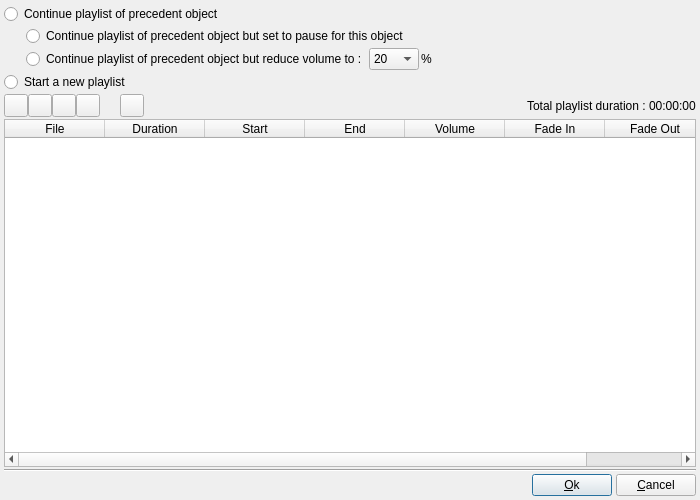
Old version of the form DlgMusicProperties.ui in the repository boenki/ffdiaporama.
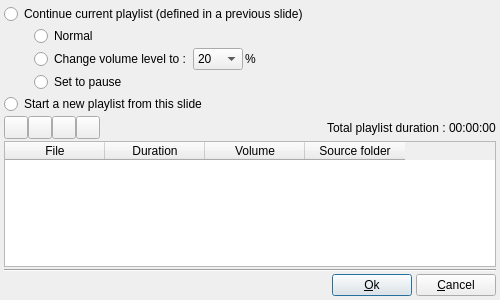
New version of the form. Icons and pictures are not drawn.

Patch:
```diff
--- a/DlgMusicProperties.ui
+++ b/DlgMusicProperties.ui
@@ -6,14 +6,14 @@
    <rect>
     <x>0</x>
     <y>0</y>
-    <width>700</width>
-    <height>500</height>
+    <width>500</width>
+    <height>300</height>
    </rect>
   </property>
   <property name="minimumSize">
    <size>
-    <width>700</width>
-    <height>500</height>
+    <width>500</width>
+    <height>300</height>
    </size>
   </property>
   <property name="font">
@@ -34,93 +34,35 @@
    <item>
     <widget class="QRadioButton" name="SameMusicRD">
      <property name="text">
-      <string>Continue playlist of precedent object</string>
+      <string>Continue current playlist (defined in a previous slide)</string>
      </property>
     </widget>
    </item>
    <item>
-    <layout class="QHBoxLayout" name="horizontalLayout_4">
-     <property name="spacing">
-      <number>2</number>
+    <layout class="QGridLayout" name="gridLayout">
+     <property name="leftMargin">
+      <number>30</number>
      </property>
-     <property name="margin">
+     <property name="topMargin">
       <number>0</number>
      </property>
-     <item>
-      <widget class="QLabel" name="label_2">
-       <property name="sizePolicy">
-        <sizepolicy hsizetype="Fixed" vsizetype="Preferred">
-         <horstretch>0</horstretch>
-         <verstretch>0</verstretch>
-        </sizepolicy>
-       </property>
-       <property name="minimumSize">
-        <size>
-         <width>20</width>
-         <height>0</height>
-        </size>
-       </property>
-       <property name="maximumSize">
-        <size>
-         <width>20</width>
-         <height>16777215</height>
-        </size>
-       </property>
-       <property name="text">
-        <string notr="true"/>
-       </property>
-      </widget>
-     </item>
-     <item>
-      <widget class="QRadioButton" name="SameMusicPauseRD">
-       <property name="text">
-        <string>Continue playlist of precedent object but set to pause for this object</string>
-       </property>
-      </widget>
-     </item>
-    </layout>
-   </item>
-   <item>
-    <layout class="QHBoxLayout" name="horizontalLayout_3">
-     <property name="spacing">
-      <number>2</number>
+     <property name="rightMargin">
+      <number>0</number>
      </property>
-     <property name="margin">
+     <property name="bottomMargin">
       <number>0</number>
      </property>
-     <item>
-      <widget class="QLabel" name="label">
-       <property name="sizePolicy">
-        <sizepolicy hsizetype="Fixed" vsizetype="Preferred">
-         <horstretch>0</horstretch>
-         <verstretch>0</verstretch>
-        </sizepolicy>
-       </property>
-       <property name="minimumSize">
-        <size>
-         <width>20</width>
-         <height>0</height>
-        </size>
-       </property>
-       <property name="maximumSize">
-        <size>
-         <width>20</width>
-         <height>16777215</height>
-        </size>
-       </property>
-       <property name="text">
-        <string notr="true"/>
-       </property>
-      </widget>
-     </item>
-     <item>
+     <property name="spacing">
+      <number>2</number>
+     </property>
+     <item row="1" column="0">
       <widget class="QRadioButton" name="SameMusicReduceVolumeRD">
        <property name="text">
-        <string>Continue playlist of precedent object but reduce volume to :</string>
+        <string>Change volume level to :</string>
        </property>
       </widget>
      </item>
-     <item>
+     <item row="1" column="1">
       <widget class="QComboBox" name="VolumeReductionFactorCB">
        <property name="sizePolicy">
         <sizepolicy hsizetype="Fixed" vsizetype="Fixed">
@@ -190,7 +132,7 @@
        </item>
       </widget>
      </item>
-     <item>
+     <item row="1" column="2">
       <widget class="QLabel" name="label_3">
        <property name="sizePolicy">
         <sizepolicy hsizetype="Expanding" vsizetype="Preferred">
@@ -203,12 +145,32 @@
        </property>
       </widget>
      </item>
+     <item row="2" column="0" colspan="3">
+      <widget class="QRadioButton" name="SameMusicPauseRD">
+       <property name="text">
+        <string>Set to pause</string>
+       </property>
+       <attribute name="buttonGroup">
+        <string>buttonGroup_2</string>
+       </attribute>
+      </widget>
+     </item>
+     <item row="0" column="0" colspan="3">
+      <widget class="QRadioButton" name="SameMusicNormalRD">
+       <property name="text">
+        <string>Normal</string>
+       </property>
+       <attribute name="buttonGroup">
+        <string>buttonGroup_2</string>
+       </attribute>
+      </widget>
+     </item>
     </layout>
    </item>
    <item>
     <widget class="QRadioButton" name="NewMusicRD">
      <property name="text">
-      <string>Start a new playlist</string>
+      <string>Start a new playlist from this slide</string>
      </property>
     </widget>
    </item>
@@ -264,42 +226,6 @@
        </property>
       </widget>
      </item>
-     <item>
-      <widget class="QLabel" name="label_4">
-       <property name="sizePolicy">
-        <sizepolicy hsizetype="Fixed" vsizetype="Preferred">
-         <horstretch>0</horstretch>
-         <verstretch>0</verstretch>
-        </sizepolicy>
-       </property>
-       <property name="minimumSize">
-        <size>
-         <width>20</width>
-         <height>0</height>
-        </size>
-       </property>
-       <property name="maximumSize">
-        <size>
-         <width>20</width>
-         <height>16777215</height>
-        </size>
-       </property>
-       <property name="text">
-        <string notr="true"/>
-       </property>
-      </widget>
-     </item>
-     <item>
-      <widget class="QToolButton" name="EditMusicBt">
-       <property name="text">
-        <string notr="true"/>
-       </property>
-       <property name="icon">
-        <iconset>
-         <normaloff>icons/aktion.png</normaloff>icons/aktion.png</iconset>
-       </property>
-      </widget>
-     </item>
      <item>
       <widget class="QLabel" name="Label1">
        <property name="text">
@@ -342,9 +268,12 @@
      <property name="selectionBehavior">
       <enum>QAbstractItemView::SelectRows</enum>
      </property>
-     <attribute name="horizontalHeaderStretchLastSection">
-      <bool>true</bool>
-     </attribute>
+     <property name="wordWrap">
+      <bool>false</bool>
+     </property>
+     <property name="cornerButtonEnabled">
+      <bool>false</bool>
+     </property>
      <attribute name="verticalHeaderVisible">
       <bool>false</bool>
      </attribute>
@@ -368,26 +297,6 @@
        </font>
       </property>
      </column>
-     <column>
-      <property name="text">
-       <string>Start</string>
-      </property>
-      <property name="font">
-       <font>
-        <pointsize>9</pointsize>
-       </font>
-      </property>
-     </column>
-     <column>
-      <property name="text">
-       <string>End</string>
-      </property>
-      <property name="font">
-       <font>
-        <pointsize>9</pointsize>
-       </font>
-      </property>
-     </column>
      <column>
       <property name="text">
        <string>Volume</string>
@@ -400,17 +309,7 @@
      </column>
      <column>
       <property name="text">
-       <string>Fade In</string>
-      </property>
-      <property name="font">
-       <font>
-        <pointsize>9</pointsize>
-       </font>
-      </property>
-     </column>
-     <column>
-      <property name="text">
-       <string>Fade Out</string>
+       <string>Source folder</string>
       </property>
       <property name="font">
        <font>
```
Left out of the diff: 18 changed lines with no effect on the pictures.
